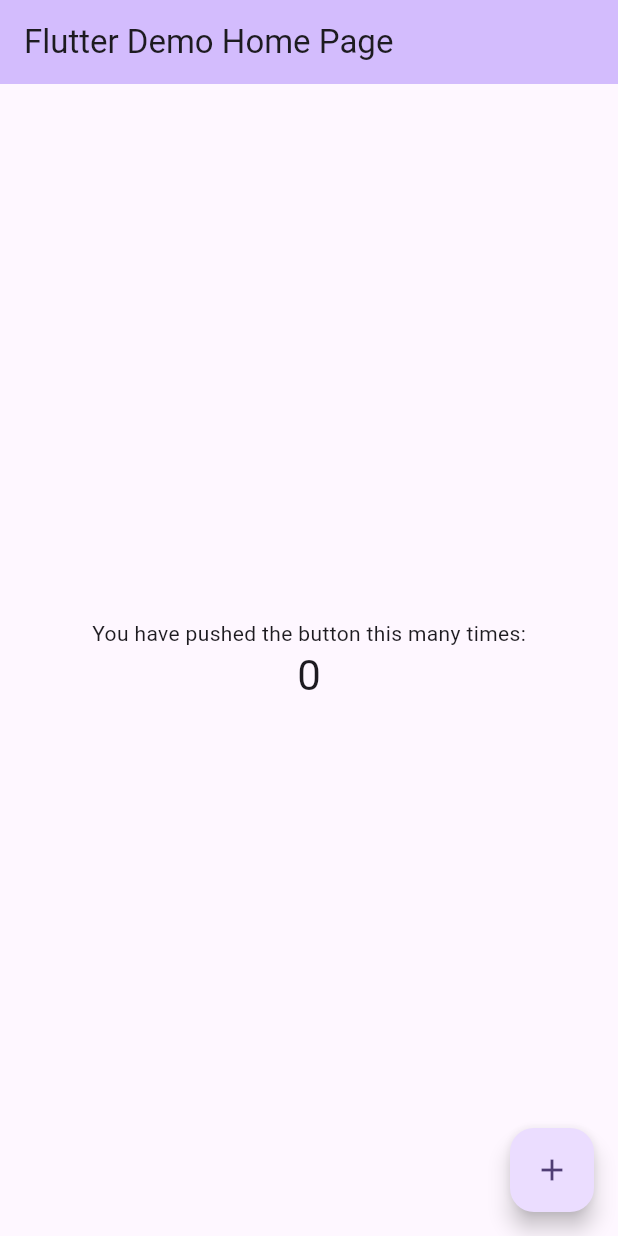
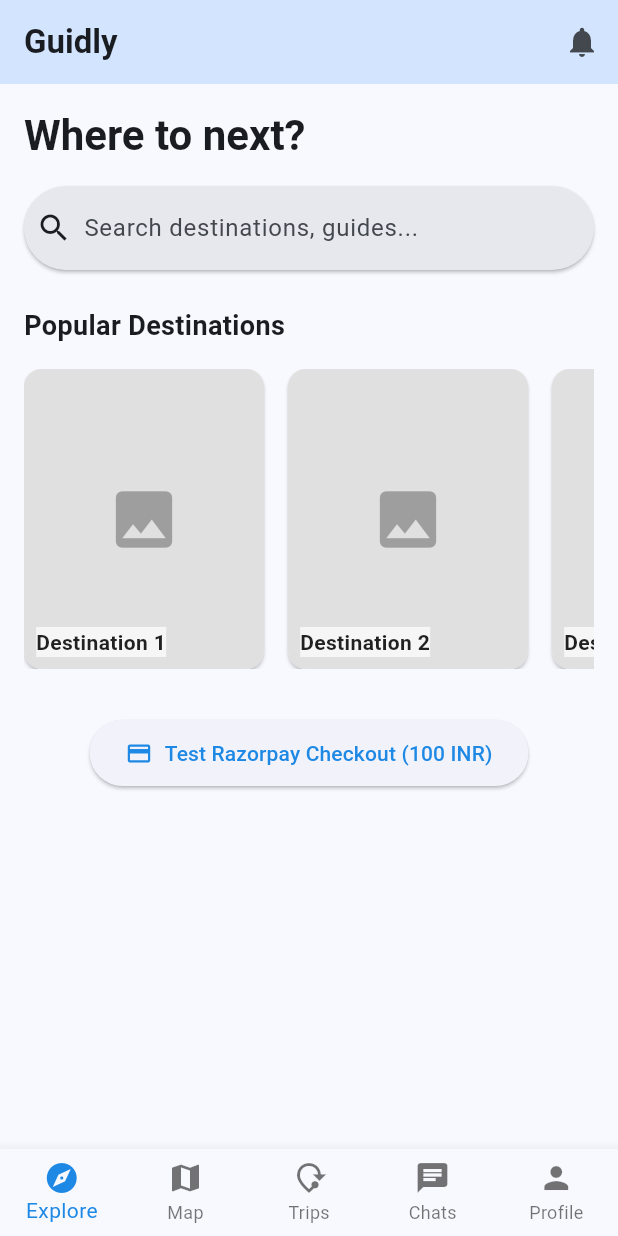
Before and after one commit to ananya404/Guidly1, a Flutter app: the screen it shows after launch, on a phone screen of 412 x 824 dp. Run offline on Flutter 3.47's test engine with Material 3 defaults, Android fonts, the light colour scheme and no system bars; our stand-ins replace cloud_firestore, cloud_functions, firebase_auth, firebase_core, firebase_messaging, flutter_map and 1 more; missing offline and left inert: razorpay_flutter; accounts and stored records are empty.

Commit message:
Complete Guidly - Firebase, Maps, Razorpay, Notifications all integrated

```diff
--- a/lib/main.dart
+++ b/lib/main.dart
@@ -1,122 +1,263 @@
 import 'package:flutter/material.dart';
+import 'package:firebase_core/firebase_core.dart';
+import 'package:flutter/foundation.dart';
+import 'package:latlong2/latlong.dart';
+import 'package:razorpay_flutter/razorpay_flutter.dart';
+import 'services/map_service.dart';
+import 'services/payment_service.dart';
 
-void main() {
+void main() async {
+  WidgetsFlutterBinding.ensureInitialized();
+
+  try {
+    // Attempt standard initialization since firebase_options isn't present yet.
+    await Firebase.initializeApp();
+  } catch (e) {
+    debugPrint("Firebase initialization failed. If you're on Web, "
+               "make sure you've run 'flutterfire configure': $e");
+  }
+
   runApp(const MyApp());
 }
 
 class MyApp extends StatelessWidget {
   const MyApp({super.key});
 
-  // This widget is the root of your application.
   @override
   Widget build(BuildContext context) {
     return MaterialApp(
-      title: 'Flutter Demo',
+      title: 'Guidly Travel',
+      debugShowCheckedModeBanner: false,
       theme: ThemeData(
-        // This is the theme of your application.
-        //
-        // TRY THIS: Try running your application with "flutter run". You'll see
-        // the application has a purple toolbar. Then, without quitting the app,
-        // try changing the seedColor in the colorScheme below to Colors.green
-        // and then invoke "hot reload" (save your changes or press the "hot
-        // reload" button in a Flutter-supported IDE, or press "r" if you used
-        // the command line to start the app).
-        //
-        // Notice that the counter didn't reset back to zero; the application
-        // state is not lost during the reload. To reset the state, use hot
-        // restart instead.
-        //
-        // This works for code too, not just values: Most code changes can be
-        // tested with just a hot reload.
-        colorScheme: .fromSeed(seedColor: Colors.deepPurple),
+        colorScheme: ColorScheme.fromSeed(
+          seedColor: const Color(0xFF1E88E5), // A nice travel blue
+          primary: const Color(0xFF1E88E5),
+          secondary: const Color(0xFFFFC107),
         ),
-      home: const MyHomePage(title: 'Flutter Demo Home Page'),
+        useMaterial3: true,
+      ),
+      home: const MainNavigationScreen(),
     );
   }
 }
 
-class MyHomePage extends StatefulWidget {
-  const MyHomePage({super.key, required this.title});
-
-  // This widget is the home page of your application. It is stateful, meaning
-  // that it has a State object (defined below) that contains fields that affect
-  // how it looks.
-
-  // This class is the configuration for the state. It holds the values (in this
-  // case the title) provided by the parent (in this case the App widget) and
-  // used by the build method of the State. Fields in a Widget subclass are
-  // always marked "final".
-
-  final String title;
+class MainNavigationScreen extends StatefulWidget {
+  const MainNavigationScreen({super.key});
 
   @override
-  State<MyHomePage> createState() => _MyHomePageState();
+  State<MainNavigationScreen> createState() => _MainNavigationScreenState();
 }
 
-class _MyHomePageState extends State<MyHomePage> {
-  int _counter = 0;
+class _MainNavigationScreenState extends State<MainNavigationScreen> {
+  int _selectedIndex = 0;
 
-  void _incrementCounter() {
+  static const List<Widget> _pages = <Widget>[
+    HomeScreen(),
+    MapScreen(),
+    Center(child: Text('My Trips')),
+    Center(child: Text('Chats')),
+    Center(child: Text('Profile')),
+  ];
+
+  void _onItemTapped(int index) {
     setState(() {
-      // This call to setState tells the Flutter framework that something has
-      // changed in this State, which causes it to rerun the build method below
-      // so that the display can reflect the updated values. If we changed
-      // _counter without calling setState(), then the build method would not be
-      // called again, and so nothing would appear to happen.
-      _counter++;
+      _selectedIndex = index;
     });
   }
 
   @override
   Widget build(BuildContext context) {
-    // This method is rerun every time setState is called, for instance as done
-    // by the _incrementCounter method above.
-    //
-    // The Flutter framework has been optimized to make rerunning build methods
-    // fast, so that you can just rebuild anything that needs updating rather
-    // than having to individually change instances of widgets.
+    return Scaffold(
+      body: _pages[_selectedIndex],
+      bottomNavigationBar: BottomNavigationBar(
+        type: BottomNavigationBarType.fixed,
+        items: const <BottomNavigationBarItem>[
+          BottomNavigationBarItem(
+            icon: Icon(Icons.explore),
+            label: 'Explore',
+          ),
+          BottomNavigationBarItem(
+            icon: Icon(Icons.map),
+            label: 'Map',
+          ),
+          BottomNavigationBarItem(
+            icon: Icon(Icons.mode_of_travel),
+            label: 'Trips',
+          ),
+          BottomNavigationBarItem(
+            icon: Icon(Icons.chat),
+            label: 'Chats',
+          ),
+          BottomNavigationBarItem(
+            icon: Icon(Icons.person),
+            label: 'Profile',
+          ),
+        ],
+        currentIndex: _selectedIndex,
+        selectedItemColor: Theme.of(context).colorScheme.primary,
+        onTap: _onItemTapped,
+      ),
+    );
+  }
+}
+
+class HomeScreen extends StatefulWidget {
+  const HomeScreen({super.key});
+
+  @override
+  State<HomeScreen> createState() => _HomeScreenState();
+}
+
+class _HomeScreenState extends State<HomeScreen> {
+  late PaymentService _paymentService;
+
+  @override
+  void initState() {
+    super.initState();
+    _paymentService = PaymentService(
+      onSuccess: _handlePaymentSuccess,
+      onFailure: _handlePaymentError,
+      onExternalWallet: _handleExternalWallet,
+    );
+  }
+
+  void _handlePaymentSuccess(PaymentSuccessResponse response) {
+    ScaffoldMessenger.of(context).showSnackBar(
+      SnackBar(content: Text('Payment Successful: ${response.paymentId}')),
+    );
+  }
+
+  void _handlePaymentError(PaymentFailureResponse response) {
+    ScaffoldMessenger.of(context).showSnackBar(
+      SnackBar(content: Text('Payment Failed: ${response.message}')),
+    );
+  }
+
+  void _handleExternalWallet(ExternalWalletResponse response) {
+    ScaffoldMessenger.of(context).showSnackBar(
+      SnackBar(content: Text('External Wallet: ${response.walletName}')),
+    );
+  }
+
+  @override
+  void dispose() {
+    _paymentService.dispose();
+    super.dispose();
+  }
+
+  @override
+  Widget build(BuildContext context) {
     return Scaffold(
       appBar: AppBar(
-        // TRY THIS: Try changing the color here to a specific color (to
-        // Colors.amber, perhaps?) and trigger a hot reload to see the AppBar
-        // change color while the other colors stay the same.
-        backgroundColor: Theme.of(context).colorScheme.inversePrimary,
-        // Here we take the value from the MyHomePage object that was created by
-        // the App.build method, and use it to set our appbar title.
-        title: Text(widget.title),
+        title: const Text('Guidly', style: TextStyle(fontWeight: FontWeight.bold)),
+        backgroundColor: Theme.of(context).colorScheme.primaryContainer,
+        elevation: 0,
+        actions: [
+          IconButton(
+            icon: const Icon(Icons.notifications),
+            onPressed: () {},
+          )
+        ],
       ),
-      body: Center(
-        // Center is a layout widget. It takes a single child and positions it
-        // in the middle of the parent.
+      body: CustomScrollView(
+        slivers: [
+          SliverToBoxAdapter(
+            child: Padding(
+              padding: const EdgeInsets.all(16.0),
               child: Column(
-          // Column is also a layout widget. It takes a list of children and
-          // arranges them vertically. By default, it sizes itself to fit its
-          // children horizontally, and tries to be as tall as its parent.
-          //
-          // Column has various properties to control how it sizes itself and
-          // how it positions its children. Here we use mainAxisAlignment to
-          // center the children vertically; the main axis here is the vertical
-          // axis because Columns are vertical (the cross axis would be
-          // horizontal).
-          //
-          // TRY THIS: Invoke "debug painting" (choose the "Toggle Debug Paint"
-          // action in the IDE, or press "p" in the console), to see the
-          // wireframe for each widget.
-          mainAxisAlignment: .center,
+                crossAxisAlignment: CrossAxisAlignment.start,
                 children: [
-            const Text('You have pushed the button this many times:'),
                   Text(
-              '$_counter',
-              style: Theme.of(context).textTheme.headlineMedium,
+                    'Where to next?',
+                    style: Theme.of(context).textTheme.headlineMedium?.copyWith(
+                          fontWeight: FontWeight.bold,
+                        ),
+                  ),
+                  const SizedBox(height: 16),
+                  SearchBar(
+                    hintText: 'Search destinations, guides...',
+                    leading: const Icon(Icons.search),
+                    elevation: MaterialStateProperty.all(1),
+                  ),
+                  const SizedBox(height: 24),
+                  const Text(
+                    'Popular Destinations',
+                    style: TextStyle(fontSize: 18, fontWeight: FontWeight.bold),
+                  ),
+                  const SizedBox(height: 16),
+                  SizedBox(
+                    height: 200,
+                    child: ListView.builder(
+                      scrollDirection: Axis.horizontal,
+                      itemCount: 3,
+                      itemBuilder: (context, index) {
+                        return Card(
+                          margin: const EdgeInsets.only(right: 16),
+                          clipBehavior: Clip.antiAlias,
+                          child: SizedBox(
+                            width: 160,
+                            child: Stack(
+                              fit: StackFit.expand,
+                              children: [
+                                Container(color: Colors.grey.shade300), // Placeholder image
+                                const Center(child: Icon(Icons.image, size: 50, color: Colors.grey)),
+                                Positioned(
+                                  bottom: 8,
+                                  left: 8,
+                                  child: Text(
+                                    'Destination ${index + 1}',
+                                    style: const TextStyle(
+                                      color: Colors.black87,
+                                      fontWeight: FontWeight.bold,
+                                      backgroundColor: Colors.white70,
+                                    ),
+                                  ),
                                 ),
                               ],
                             ),
                           ),
-      floatingActionButton: FloatingActionButton(
-        onPressed: _incrementCounter,
-        tooltip: 'Increment',
-        child: const Icon(Icons.add),
+                        );
+                      },
+                    ),
+                  ),
+                  const SizedBox(height: 32),
+                  Center(
+                    child: ElevatedButton.icon(
+                      onPressed: () {
+                        // Trigger Razorpay checkout test
+                        _paymentService.checkout(100.0, 'receipt_test_001');
+                      },
+                      icon: const Icon(Icons.payment),
+                      label: const Text('Test Razorpay Checkout (100 INR)'),
+                      style: ElevatedButton.styleFrom(
+                        padding: const EdgeInsets.symmetric(horizontal: 24, vertical: 12),
+                      ),
+                    ),
+                  ),
+                ],
+              ),
+            ),
+          ),
+        ],
       ),
     );
   }
 }
+
+class MapScreen extends StatelessWidget {
+  const MapScreen({super.key});
+
+  @override
+  Widget build(BuildContext context) {
+    return Scaffold(
+      appBar: AppBar(
+        title: const Text('Map View', style: TextStyle(fontWeight: FontWeight.bold)),
+        backgroundColor: Theme.of(context).colorScheme.primaryContainer,
+      ),
+      body: const GuidlyMap(
+        center: LatLng(12.9716, 77.5946), // Centered on Bangalore
+        zoom: 13.0,
+      ),
+    );
+  }
+}
--- a/lib/services/payment_service.dart
+++ b/lib/services/payment_service.dart
@@ -33,7 +33,7 @@ class PaymentService {
 
       // Step 2: Open Razorpay checkout passing the order ID
       var options = {
-        'key': 'YOUR_RAZORPAY_KEY', // Update with your actual publishable key
+        'key': 'rzp_test_1DP5mmOlF5G5ag', // Update with your actual publishable key
         'amount': (amount * 100).toInt(),
         'name': 'Guidly Travel',
         'description': 'Trip Payment',
```
Also changed, not shown: pubspec.yaml (+9 -0 lines), pubspec.lock, 4 other files. Lines whose indentation alone changed are shown as unchanged.
